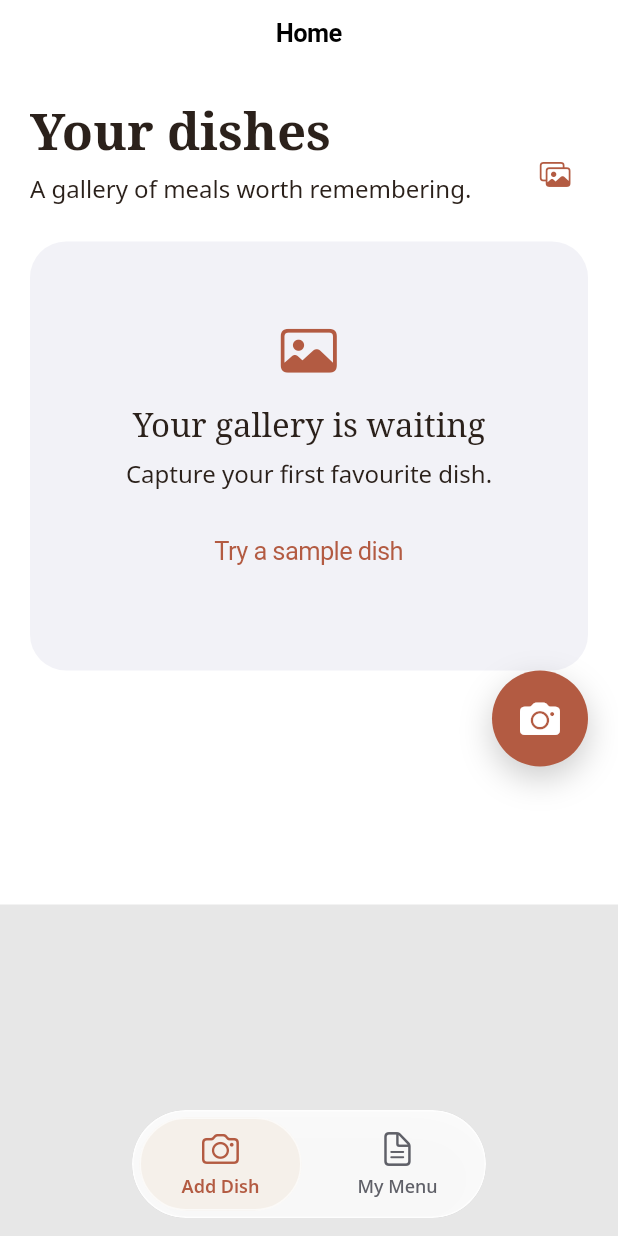
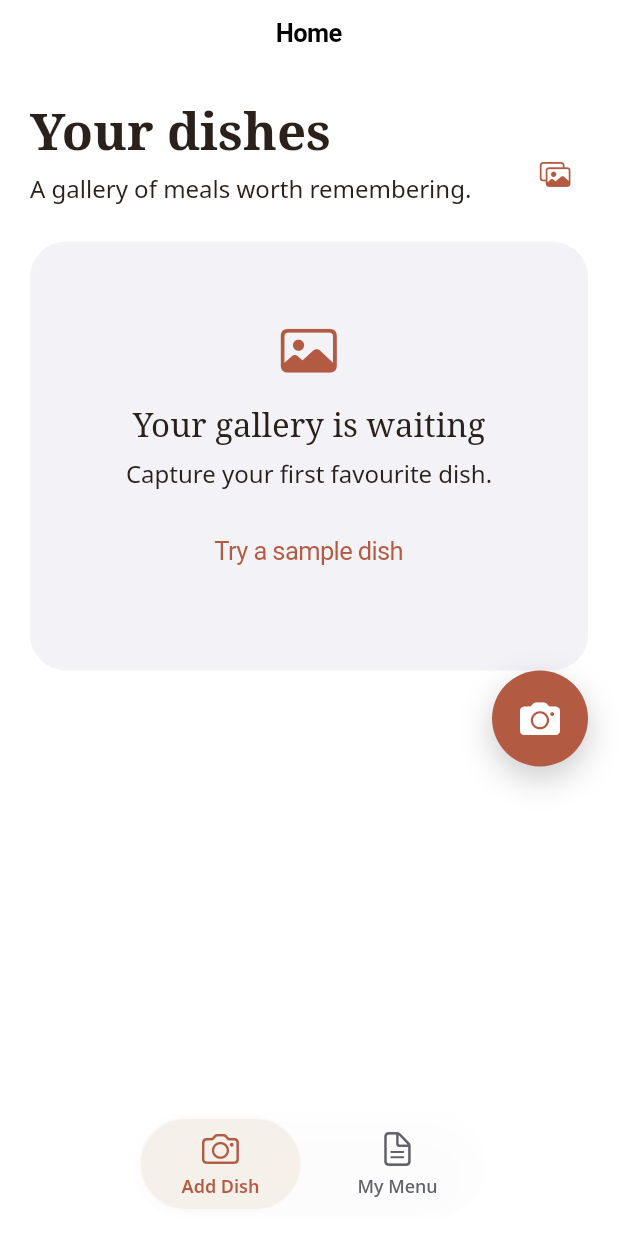
Before and after one commit to aswinckr/Hatch, a Flutter app: the screen it shows after launch, on a phone screen of 412 x 824 dp. Run offline on Flutter 3.47's test engine with Material 3 defaults, Android fonts, the phone set to English and light mode, and no system bars; our stand-ins replace image_picker, pdf, printing, shared_preferences.

Commit message:
fix: extend white surface behind navigation

```diff
--- a/lib/app/app_shell.dart
+++ b/lib/app/app_shell.dart
@@ -36,7 +36,10 @@ class _AppShellState extends State<AppShell> {
   });
 
   @override
-  Widget build(BuildContext context) => Stack(
+  Widget build(BuildContext context) => ColoredBox(
+    key: const Key('app-background'),
+    color: CupertinoColors.white,
+    child: Stack(
       children: [
         IndexedStack(
           index: selectedIndex,
@@ -46,7 +49,10 @@ class _AppShellState extends State<AppShell> {
               onDishFinalized: _addDish,
               capturedDishes: widget.controller.dishes,
             ),
-          MenuScreen(controller: widget.controller, onExport: widget.onExport),
+            MenuScreen(
+              controller: widget.controller,
+              onExport: widget.onExport,
+            ),
           ],
         ),
         Positioned(
@@ -65,5 +71,6 @@ class _AppShellState extends State<AppShell> {
           ),
         ),
       ],
+    ),
   );
 }
```
Also changed, not shown: 1 other file. Lines whose indentation alone changed are shown as unchanged.
